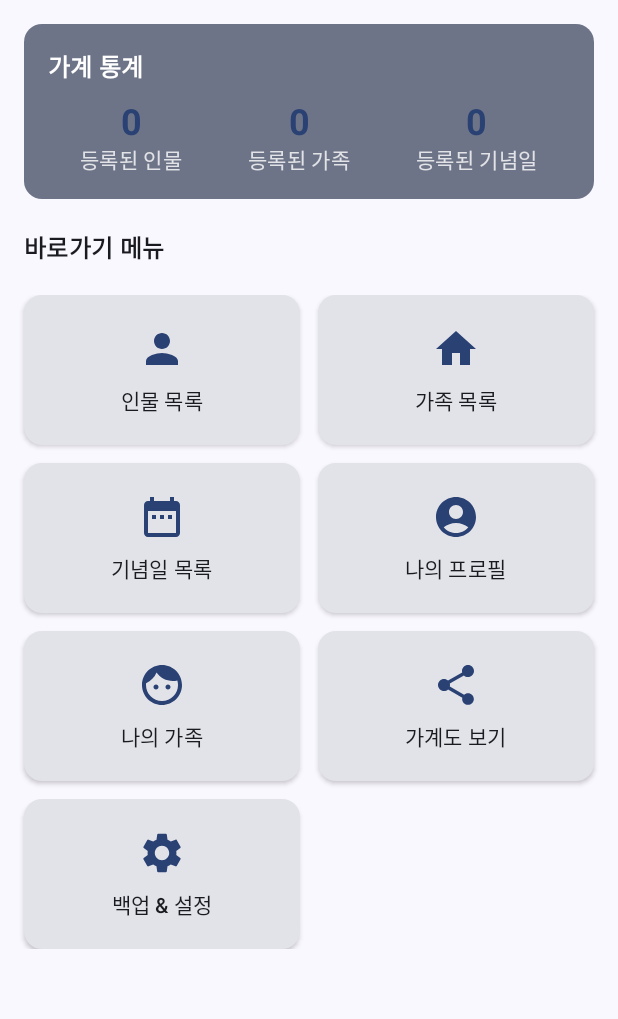
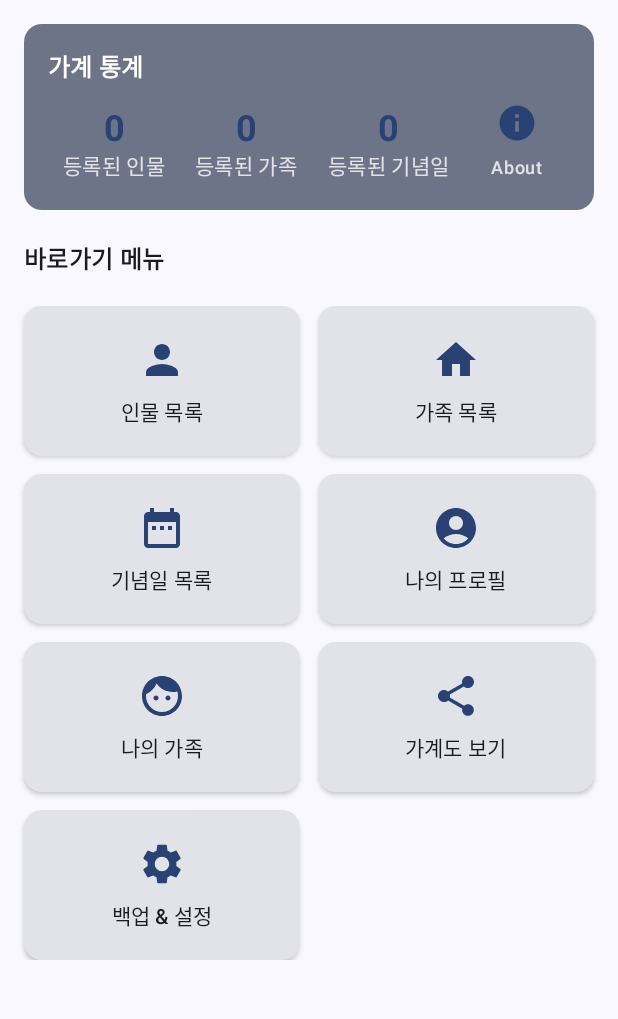
Before and after one commit to forumi0721/MyHeritage, an Android app built with Jetpack Compose: the screen it shows after launch (MainActivity), on a phone screen of 412 x 824 dp, the part 96-1115 px from its top. Run offline under Robolectric (Android 15) with nearby library versions, the phone set to English and light mode, and no system bars; our stand-ins replace Navigation 3, Room's generated code.

Commit message:
Introduce About button with AlertDialog containing version and feature info in MainScreen Stats dashboard Card

```diff
--- a/app/src/main/java/kr/stonecold/myheritage/ui/main/MainScreen.kt
+++ b/app/src/main/java/kr/stonecold/myheritage/ui/main/MainScreen.kt
@@ -9,8 +9,7 @@ import androidx.compose.foundation.lazy.grid.items
 import androidx.compose.material.icons.Icons
 import androidx.compose.material.icons.filled.*
 import androidx.compose.material3.*
-import androidx.compose.runtime.Composable
-import androidx.compose.runtime.getValue
+import androidx.compose.runtime.*
 import androidx.compose.ui.Alignment
 import androidx.compose.ui.Modifier
 import androidx.compose.ui.graphics.vector.ImageVector
@@ -89,6 +88,8 @@ fun DashboardContent(
     modifier: Modifier = Modifier
 ) {
     val context = LocalContext.current
+    var showAboutDialog by remember { mutableStateOf(false) }
+
     Column(
         modifier = modifier
             .fillMaxSize()
@@ -112,13 +113,67 @@ fun DashboardContent(
                 Spacer(modifier = Modifier.height(12.dp))
                 Row(
                     modifier = Modifier.fillMaxWidth(),
-                    horizontalArrangement = Arrangement.SpaceAround
+                    horizontalArrangement = Arrangement.SpaceAround,
+                    verticalAlignment = Alignment.CenterVertically
                 ) {
                     StatItem(label = "등록된 인물", count = data.totalIndividuals)
                     StatItem(label = "등록된 가족", count = data.totalFamilies)
                     StatItem(label = "등록된 기념일", count = data.totalAnniversaries)
+
+                    // About 앱 정보 클릭 아이템 추가
+                    Column(
+                        horizontalAlignment = Alignment.CenterHorizontally,
+                        modifier = Modifier
+                            .clickable { showAboutDialog = true }
+                            .padding(horizontal = 8.dp)
+                    ) {
+                        Icon(
+                            imageVector = Icons.Default.Info,
+                            contentDescription = "앱 정보",
+                            tint = MaterialTheme.colorScheme.primary,
+                            modifier = Modifier.size(28.dp)
+                        )
+                        Spacer(modifier = Modifier.height(4.dp))
+                        Text(
+                            text = "About",
+                            fontSize = 12.sp,
+                            fontWeight = FontWeight.Medium,
+                            color = MaterialTheme.colorScheme.onSecondaryContainer.copy(alpha = 0.8f)
+                        )
+                    }
                 }
             }
+        }
+
+        // About 앱 정보 팝업 다이얼로그
+        if (showAboutDialog) {
+            AlertDialog(
+                onDismissRequest = { showAboutDialog = false },
+                title = { Text("My Heritages 정보", fontWeight = FontWeight.Bold) },
+                text = {
+                    Column(verticalArrangement = Arrangement.spacedBy(6.dp)) {
+                        Text("앱 이름: My Heritages (가계도 및 기념일)", fontWeight = FontWeight.Bold, fontSize = 14.sp)
+                        Text("앱 버전: v1.2.0 (안드로이드 14+ 최적화)", fontSize = 13.sp)
+                        Spacer(modifier = Modifier.height(4.dp))
+                        Text(
+                            text = "주요 기능:\n• 가계도 트리 실시간 2D 줌/이동 뷰포트 탐색\n• 매년 반복 생일 및 기일 D-Day 음양력 변환 시스템\n• 4x1 라이트 및 다크 홈 화면 다가오는 일정 위젯\n• 다크/라이트 실시간 런타임 테마 설정 동기화",
+                            style = MaterialTheme.typography.bodySmall,
+                            color = MaterialTheme.colorScheme.onSurfaceVariant
+                        )
+                        Spacer(modifier = Modifier.height(4.dp))
+                        Text(
+                            text = "가족의 소중한 역사와 기억을 안전하고 영구적으로 보존하는 따뜻한 가방입니다.",
+                            style = MaterialTheme.typography.bodySmall,
+                            fontWeight = FontWeight.Medium
+                        )
+                    }
+                },
+                confirmButton = {
+                    TextButton(onClick = { showAboutDialog = false }) {
+                        Text("닫기")
+                    }
+                }
+            )
         }
 
         Text(
```
